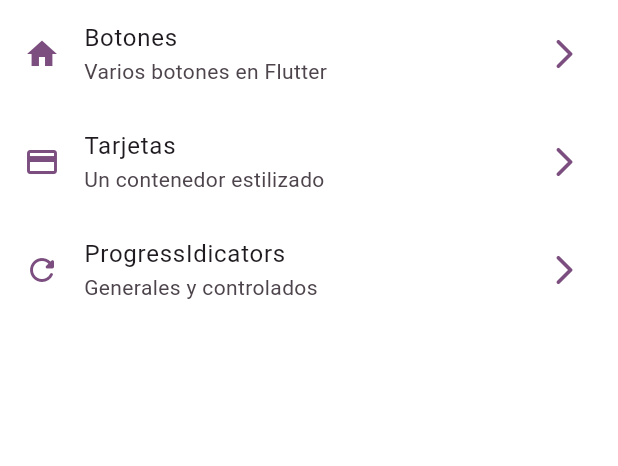
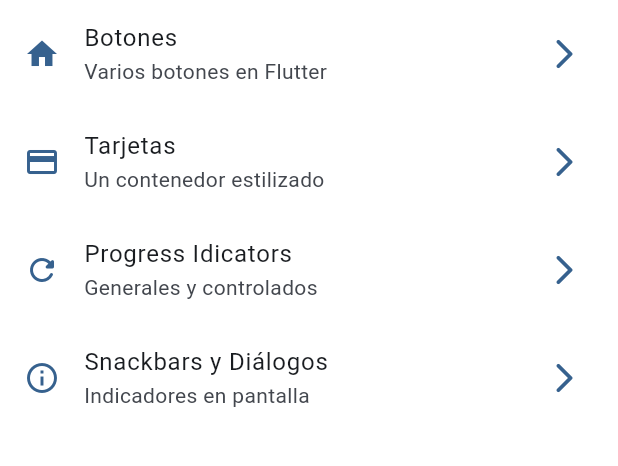
Before and after one commit to Frank076-web/widgets_app_flutter, a Flutter app: the screen it shows after launch, on a phone screen of 412 x 824 dp, the part 84-550 px from its top. Run offline on Flutter 3.47's test engine with Material 3 defaults, Android fonts, the phone set to English and light mode, and no system bars; our stand-ins replace go_router.

Commit message:
snackbars y dialogos implementados

```diff
--- a/lib/config/menu/menu_items.dart
+++ b/lib/config/menu/menu_items.dart
@@ -37,11 +37,19 @@ List<MenuItem> appMenuItems = const [
     widget: CardsScreen(),
   ),
   MenuItem(
-    title: 'ProgressIdicators',
+    title: 'Progress Idicators',
     subTitle: 'Generales y controlados',
     routeName: ProgressScreen.name,
     icon: Icons.refresh_rounded,
     path: '/progressScreen',
     widget: ProgressScreen(),
   ),
+  MenuItem(
+    title: 'Snackbars y Diálogos',
+    subTitle: 'Indicadores en pantalla',
+    routeName: SnackbarScreen.name,
+    icon: Icons.info_outline,
+    path: '/snackbar',
+    widget: SnackbarScreen(),
+  ),
 ];
--- a/lib/main.dart
+++ b/lib/main.dart
@@ -10,8 +10,8 @@ class MyApp extends StatelessWidget {
   Widget build(BuildContext context) {
     return MaterialApp.router(
       debugShowCheckedModeBanner: false,
-      title: 'Material App',
-      theme: AppTheme(selectedColor: 4).getThemeData(),
+      title: 'Flutter Widgets',
+      theme: AppTheme(selectedColor: 0).getThemeData(),
       routerConfig: appRouter,
     );
   }
--- /dev/null
+++ b/lib/presentation/widgets/snackbar/snackbar.dart
@@ -0,0 +1 @@
+export 'snackbar_view.dart';
```
Also changed, not shown: lib/presentation/screens/snackbar/snackbar_screen.dart (+28 -5 lines), lib/presentation/widgets/snackbar/snackbar_view.dart (added, +54 -0 lines).
